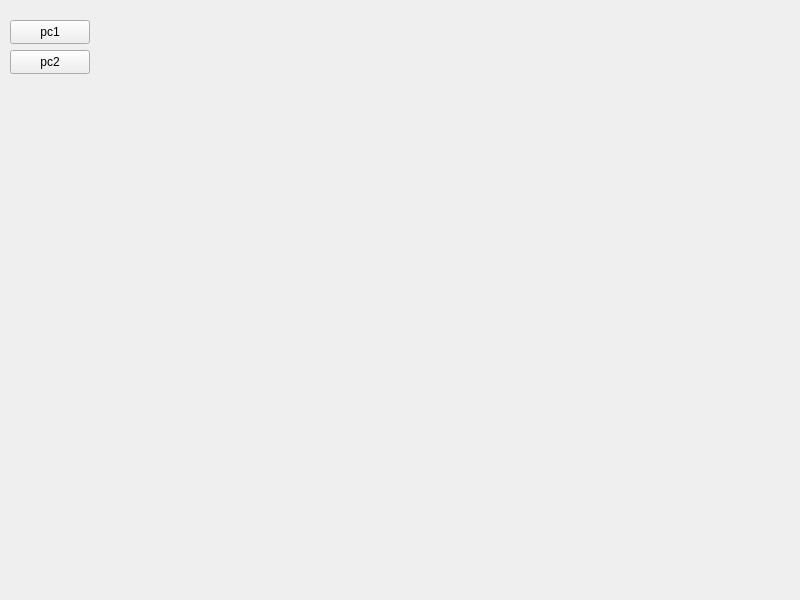
aelim0409/Qt_practice, file PCA_toss_compression_QT/openglwidget.ui: the form before one commit.
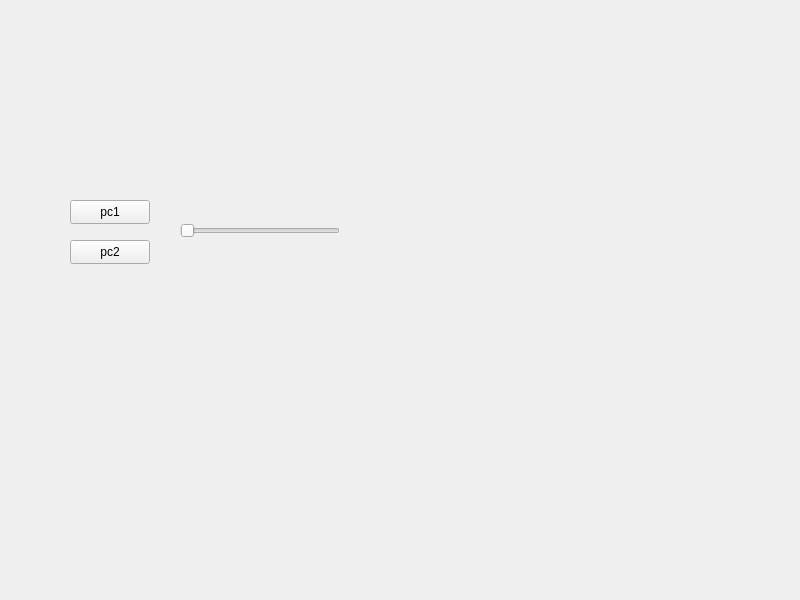
The form after the commit.

```diff
--- a/PCA_toss_compression_QT/openglwidget.ui
+++ b/PCA_toss_compression_QT/openglwidget.ui
@@ -13,6 +13,28 @@
   <property name="windowTitle">
    <string>openglWidget</string>
   </property>
+  <widget class="QWidget" name="widget" native="true">
+   <property name="geometry">
+    <rect>
+     <x>60</x>
+     <y>180</y>
+     <width>291</width>
+     <height>111</height>
+    </rect>
+   </property>
+   <widget class="QPushButton" name="pushButton_2">
+    <property name="geometry">
+     <rect>
+      <x>10</x>
+      <y>60</y>
+      <width>80</width>
+      <height>24</height>
+     </rect>
+    </property>
+    <property name="text">
+     <string>pc2</string>
+    </property>
+   </widget>
   <widget class="QPushButton" name="pushButton">
    <property name="geometry">
     <rect>
@@ -26,18 +48,19 @@
     <string>pc1</string>
    </property>
   </widget>
-  <widget class="QPushButton" name="pushButton_2">
+   <widget class="QSlider" name="horizontalSlider">
    <property name="geometry">
     <rect>
-     <x>10</x>
-     <y>50</y>
-     <width>80</width>
-     <height>24</height>
-    </rect>
-   </property>
-   <property name="text">
-    <string>pc2</string>
-   </property>
+      <x>120</x>
+      <y>35</y>
+      <width>160</width>
+      <height>31</height>
+     </rect>
+    </property>
+    <property name="orientation">
+     <enum>Qt::Horizontal</enum>
+    </property>
+   </widget>
   </widget>
  </widget>
  <resources/>
```
Lines whose indentation alone changed are shown as unchanged.
